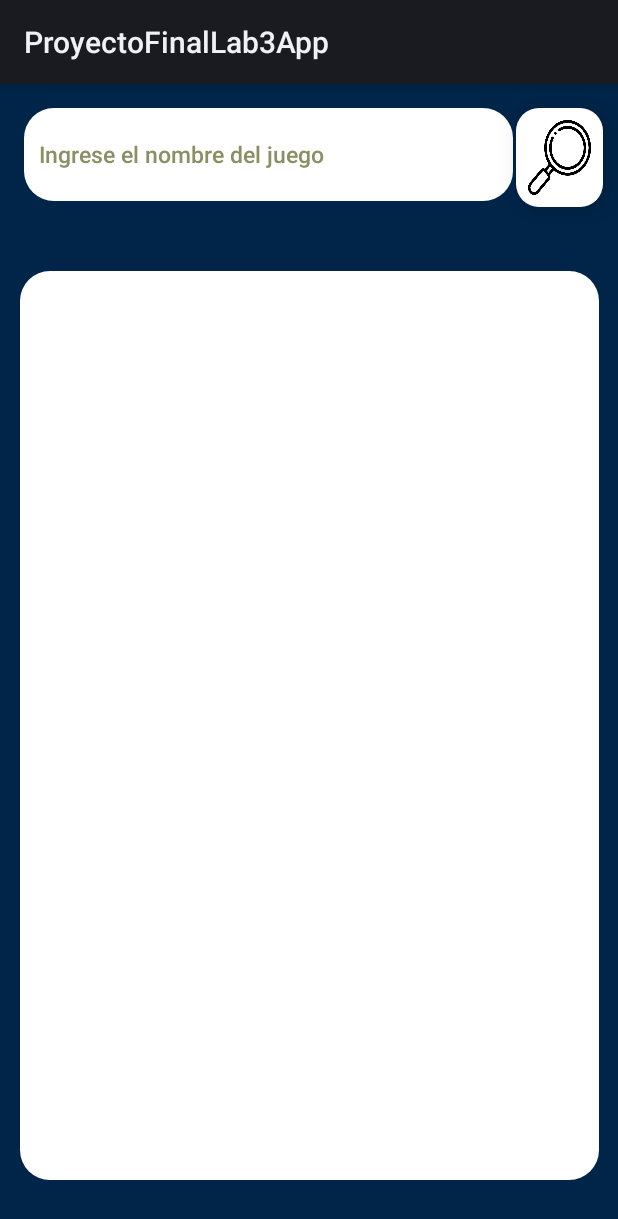
After one commit to Duvarax/ProyectoFinalLab3App, an Android app: the fragment JuegosFragment shown on its own in the app's theme, on a phone screen of 412 x 824 dp. The commit adds this screen. Shown: the top 1219 px of the screen. Run offline under Robolectric (Android 15) with nearby library versions, the phone set to English and light mode, and no system bars.

Commit message:
Lista juegos

```diff
--- a/app/build.gradle
+++ b/app/build.gradle
@@ -40,6 +40,7 @@ dependencies {
     implementation 'androidx.lifecycle:lifecycle-viewmodel-ktx:2.6.1'
     implementation 'androidx.navigation:navigation-fragment:2.6.0'
     implementation 'androidx.navigation:navigation-ui:2.6.0'
+    implementation 'androidx.legacy:legacy-support-v4:1.0.0'
     testImplementation 'junit:junit:4.13.2'
     androidTestImplementation 'androidx.test.ext:junit:1.1.5'
     androidTestImplementation 'androidx.test.espresso:espresso-core:3.5.1'
--- a/app/src/main/java/com/duvarax/gamerasksapp/MenuActivity.java
+++ b/app/src/main/java/com/duvarax/gamerasksapp/MenuActivity.java
@@ -32,7 +32,7 @@ public class MenuActivity extends AppCompatActivity {
         // Passing each menu ID as a set of Ids because each
         // menu should be considered as top level destinations.
         AppBarConfiguration appBarConfiguration = new AppBarConfiguration.Builder(
-                R.id.navigation_home, R.id.navigation_perfil, R.id.navigation_notifications)
+                R.id.navigation_juegos, R.id.navigation_perfil, R.id.navigation_notifications)
                 .build();
         NavController navController = Navigation.findNavController(this, R.id.nav_host_fragment_activity_menu);
         NavigationUI.setupActionBarWithNavController(this, navController, appBarConfiguration);
--- /dev/null
+++ b/app/src/main/java/com/duvarax/gamerasksapp/ui/Juegos/JuegosFragment.java
@@ -0,0 +1,46 @@
+package com.duvarax.gamerasksapp.ui.Juegos;
+
+import android.os.Bundle;
+import android.text.Editable;
+import android.text.TextWatcher;
+import android.view.LayoutInflater;
+import android.view.View;
+import android.view.ViewGroup;
+import android.widget.TextView;
+import android.widget.Toast;
+
+import androidx.annotation.NonNull;
+import androidx.core.content.ContextCompat;
+import androidx.fragment.app.Fragment;
+import androidx.lifecycle.ViewModelProvider;
+
+import com.duvarax.gamerasksapp.R;
+import com.duvarax.gamerasksapp.databinding.FragmentJuegosBinding;
+
+public class JuegosFragment extends Fragment {
+
+    private FragmentJuegosBinding binding;
+
+    public View onCreateView(@NonNull LayoutInflater inflater,
+                             ViewGroup container, Bundle savedInstanceState) {
+
+        binding = FragmentJuegosBinding.inflate(inflater, container, false);
+        View root = binding.getRoot();
+
+        binding.ivBuscar.setImageResource(R.drawable.lupa_icon);
+        binding.ivBuscar.setColorFilter(ContextCompat.getColor(getActivity(), R.color.black));
+        binding.ivBuscar.setOnClickListener(new View.OnClickListener() {
+            @Override
+            public void onClick(View v) {
+                Toast.makeText(getActivity(), binding.etBuscarJuego.getText().toString(), Toast.LENGTH_SHORT).show();
+            }
+        });
+        return root;
+    }
+
+    @Override
+    public void onDestroyView() {
+        super.onDestroyView();
+        binding = null;
+    }
+}
--- a/app/src/main/java/com/duvarax/gamerasksapp/ui/home/HomeViewModel.java
+++ b/app/src/main/java/com/duvarax/gamerasksapp/ui/Juegos/JuegosViewModel.java
@@ -1,14 +1,14 @@
-package com.duvarax.gamerasksapp.ui.home;
+package com.duvarax.gamerasksapp.ui.Juegos;
 
 import androidx.lifecycle.LiveData;
 import androidx.lifecycle.MutableLiveData;
 import androidx.lifecycle.ViewModel;
 
-public class HomeViewModel extends ViewModel {
+public class JuegosViewModel extends ViewModel {
 
     private final MutableLiveData<String> mText;
 
-    public HomeViewModel() {
+    public JuegosViewModel() {
         mText = new MutableLiveData<>();
         mText.setValue("This is home fragment");
     }
--- a/app/src/main/java/com/duvarax/gamerasksapp/ui/Perfil/PerfilSliderAdapter.java
+++ b/app/src/main/java/com/duvarax/gamerasksapp/ui/Perfil/PerfilSliderAdapter.java
@@ -49,7 +49,7 @@ public class PerfilSliderAdapter extends RecyclerView.Adapter<PerfilSliderAdapte
         holder.imagen.setOnClickListener(new View.OnClickListener() {
             @Override
             public void onClick(View v) {
-                Navigation.findNavController(activity,R.id.nav_host_fragment_activity_menu).navigate(R.id.navigation_home);
+                Navigation.findNavController(activity,R.id.nav_host_fragment_activity_menu).navigate(R.id.navigation_juegos);
             }
         });
         if (position == listaImagenes.size() - 2){
--- a/app/src/main/res/drawable/rounded.xml
+++ b/app/src/main/res/drawable/rounded.xml
@@ -1,5 +1,5 @@
 <?xml version="1.0" encoding="utf-8"?>
 <shape xmlns:android="http://schemas.android.com/apk/res/android">
     <corners android:radius="20dp" />
-    <solid android:backgroundTint="@color/white"/>
+    <solid android:color="@color/white"/>
 </shape>
--- /dev/null
+++ b/app/src/main/res/drawable/sombra.xml
@@ -0,0 +1,6 @@
+<?xml version="1.0" encoding="utf-8"?>
+<shape xmlns:android="http://schemas.android.com/apk/res/android">
+    <solid android:color="#FFFFFF" />
+    <corners android:radius="15dp" />
+    <padding android:left="8dp" android:top="8dp" android:right="8dp" android:bottom="8dp" />
+</shape>
--- /dev/null
+++ b/app/src/main/res/layout/fragment_juegos.xml
@@ -0,0 +1,59 @@
+<?xml version="1.0" encoding="utf-8"?>
+<androidx.constraintlayout.widget.ConstraintLayout xmlns:android="http://schemas.android.com/apk/res/android"
+    xmlns:app="http://schemas.android.com/apk/res-auto"
+    xmlns:tools="http://schemas.android.com/tools"
+    android:layout_width="match_parent"
+    android:layout_height="match_parent"
+    tools:context=".ui.Juegos.JuegosFragment"
+    android:background="@color/blueMain">
+
+    <EditText
+        android:id="@+id/etBuscarJuego"
+        android:layout_width="326dp"
+        android:layout_height="62dp"
+        android:layout_marginTop="16dp"
+        android:background="@drawable/rounded_border"
+        android:ems="10"
+        android:hint="Ingrese el nombre del juego"
+        android:inputType="textPersonName"
+        android:padding="10dp"
+        android:textColor="@color/black"
+        android:textColorHint="@color/textOff"
+        android:textSize="15dp"
+        app:layout_constraintEnd_toEndOf="parent"
+        app:layout_constraintHorizontal_bias="0.188"
+        app:layout_constraintStart_toStartOf="parent"
+        app:layout_constraintTop_toTopOf="parent" />
+
+    <ImageButton
+        android:id="@+id/ivBuscar"
+        android:layout_width="58dp"
+        android:layout_height="66dp"
+        android:layout_marginStart="2dp"
+        android:layout_marginTop="16dp"
+        android:background="@drawable/sombra"
+        android:scaleType="fitXY"
+        android:elevation="10dp"
+        android:outlineProvider="background"
+        android:src="@drawable/lupa_icon"
+        app:layout_constraintEnd_toEndOf="parent"
+        app:layout_constraintHorizontal_bias="0.0"
+        app:layout_constraintStart_toEndOf="@+id/etBuscarJuego"
+        app:layout_constraintTop_toTopOf="parent" />
+
+    <androidx.recyclerview.widget.RecyclerView
+        android:id="@+id/rvListaJuegos"
+        android:layout_width="386dp"
+        android:layout_height="606dp"
+        android:layout_marginStart="1dp"
+        android:layout_marginTop="10dp"
+        android:layout_marginEnd="1dp"
+        android:layout_marginBottom="1dp"
+        app:layout_constraintBottom_toBottomOf="parent"
+        app:layout_constraintEnd_toEndOf="parent"
+        app:layout_constraintStart_toStartOf="parent"
+        app:layout_constraintTop_toBottomOf="@+id/etBuscarJuego"
+        android:background="@drawable/rounded"/>
+
+
+</androidx.constraintlayout.widget.ConstraintLayout>
--- a/app/src/main/res/menu/bottom_nav_menu.xml
+++ b/app/src/main/res/menu/bottom_nav_menu.xml
@@ -2,7 +2,7 @@
 <menu xmlns:android="http://schemas.android.com/apk/res/android">
 
     <item
-        android:id="@+id/navigation_home"
+        android:id="@+id/navigation_juegos"
         android:icon="@drawable/ic_home_black_24dp"
         android:title="Juegos" />
 
--- a/app/src/main/res/navigation/mobile_navigation.xml
+++ b/app/src/main/res/navigation/mobile_navigation.xml
@@ -6,10 +6,10 @@
     app:startDestination="@id/navigation_perfil">
 
     <fragment
-        android:id="@+id/navigation_home"
-        android:name="com.duvarax.gamerasksapp.ui.home.HomeFragment"
+        android:id="@+id/navigation_juegos"
+        android:name="com.duvarax.gamerasksapp.ui.Juegos.JuegosFragment"
         android:label="@string/title_home"
-        tools:layout="@layout/fragment_home" />
+        tools:layout="@layout/fragment_juegos" />
 
     <fragment
         android:id="@+id/navigation_perfil"
--- a/app/src/main/res/values/colors.xml
+++ b/app/src/main/res/values/colors.xml
@@ -9,4 +9,5 @@
     <color name="white">#FFFFFFFF</color>
     <color name="yellowMain">#f5ff00</color>
     <color name="blueMain">#002549</color>
+    <color name="textOff">#8B8F63</color>
 </resources>
```
Also changed, not shown: app/src/main/java/com/duvarax/gamerasksapp/Models/Juego.java (added, +69 -0 lines), app/src/main/java/com/duvarax/gamerasksapp/ui/Juegos/JuegoDetalleFragment.java (added, +38 -0 lines), app/src/main/java/com/duvarax/gamerasksapp/ui/Juegos/JuegoDetalleViewModel.java (added, +7 -0 lines), app/src/main/java/com/duvarax/gamerasksapp/ui/Juegos/JuegosFragmentAdapter.java (added, +63 -0 lines), app/src/main/java/com/duvarax/gamerasksapp/ui/home/HomeFragment.java (deleted, +0 -37 lines), app/src/main/res/layout/fragment_home.xml (deleted, +0 -22 lines), app/src/main/res/layout/fragment_juego_detalle.xml (added, +13 -0 lines), app/src/main/res/layout/item_juego.xml (added, +22 -0 lines), app/src/main/res/drawable/lupa_icon.png (added).
